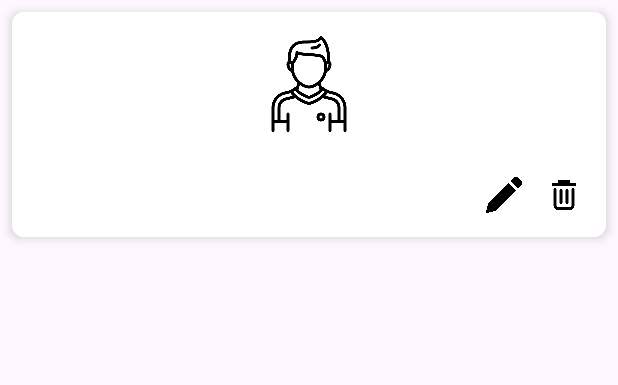
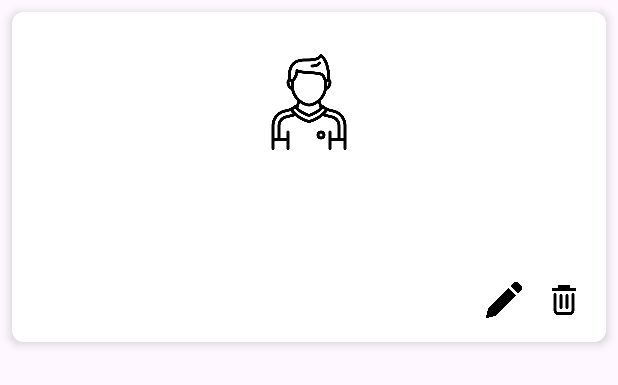
Before and after one commit to FranAO/ProyectoBD, an Android app: the layout item_jugador.xml on its own in the app's theme, with its tools: preview values and no code run, on a phone screen of 412 x 824 dp. Shown: the top 385 px of the screen. Run offline under Robolectric (Android 15) with nearby library versions, the phone set to English and light mode, and no system bars.

Commit message:
Card Jugador

```diff
--- a/app/src/main/res/layout/item_jugador.xml
+++ b/app/src/main/res/layout/item_jugador.xml
@@ -3,7 +3,7 @@
     xmlns:android="http://schemas.android.com/apk/res/android"
     xmlns:app="http://schemas.android.com/apk/res-auto"
     android:layout_width="match_parent"
-    android:layout_height="150dp"
+    android:layout_height="220dp"
     android:layout_margin="8dp"
     android:layout_marginBottom="12dp"
     app:cardCornerRadius="8dp"
```
